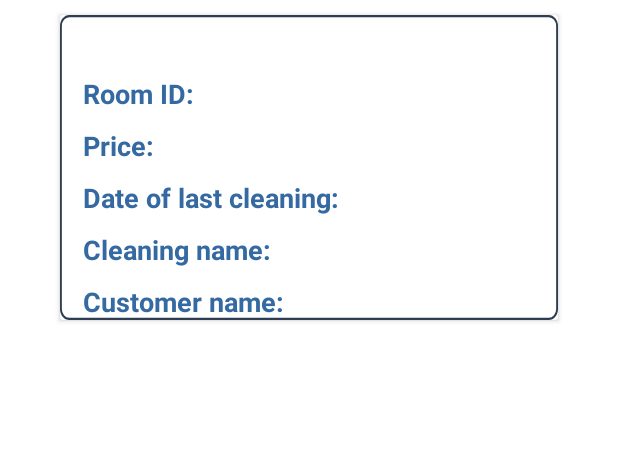
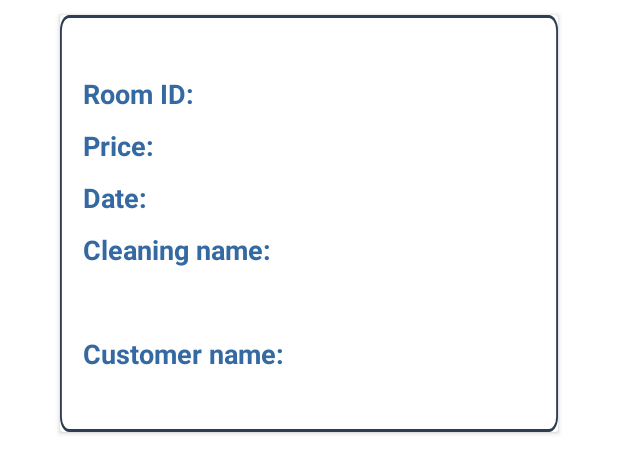
Before and after one commit to rovein/purity-service, an Android app: the layout contract_card.xml on its own in the app's theme, with its tools: preview values and no code run, on a phone screen of 412 x 824 dp. Shown: the top 473 px of the screen. Run offline under Robolectric (Android 15) with nearby library versions, the phone set to English and light mode, and no system bars.

Commit message:
Small UI changes, minor changes to strings translations

```diff
--- a/mobile/app/src/main/res/layout/contract_card.xml
+++ b/mobile/app/src/main/res/layout/contract_card.xml
@@ -52,7 +52,7 @@
             style="@style/card_text"
             android:layout_below="@+id/price_label"
             android:layout_marginTop="10dp"
-            android:text="@string/last_cl_date"
+            android:text="@string/date"
             android:textSize="18sp"
             android:textStyle="bold" />
         <TextView
@@ -75,10 +75,9 @@
         <TextView
             android:id="@+id/clean_name_text"
             style="@style/card_text"
-            android:layout_alignTop="@+id/clean_name_label"
-            android:layout_marginStart="10dp"
-            android:layout_marginTop="0dp"
-            android:layout_toEndOf="@+id/clean_name_label" />
+            android:layout_below="@+id/clean_name_label"
+            android:layout_marginTop="10dp"
+            />
 
         <TextView
             android:id="@+id/cust_name_label"
@@ -92,10 +91,9 @@
         <TextView
             android:id="@+id/cust_name_text"
             style="@style/card_text"
-            android:layout_alignTop="@+id/cust_name_label"
-            android:layout_marginStart="10dp"
-            android:layout_marginTop="0dp"
-            android:layout_toEndOf="@+id/cust_name_label" />
+            android:layout_below="@+id/cust_name_label"
+            android:layout_marginTop="10dp"
+            android:layout_marginBottom="5dp" />
 
 
 
```
Also changed, not shown: mobile/app/src/main/res/layout/placement_card.xml (+3 -4 lines), mobile/app/src/main/res/values/strings.xml (+3 -5 lines), 1 other file.
